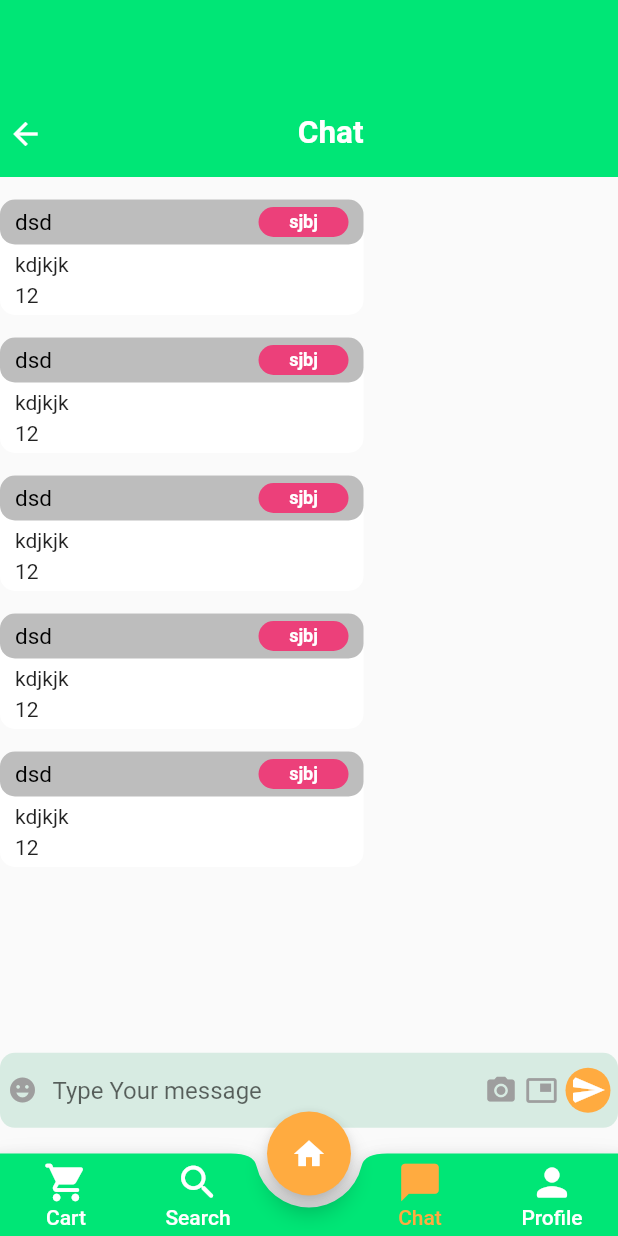
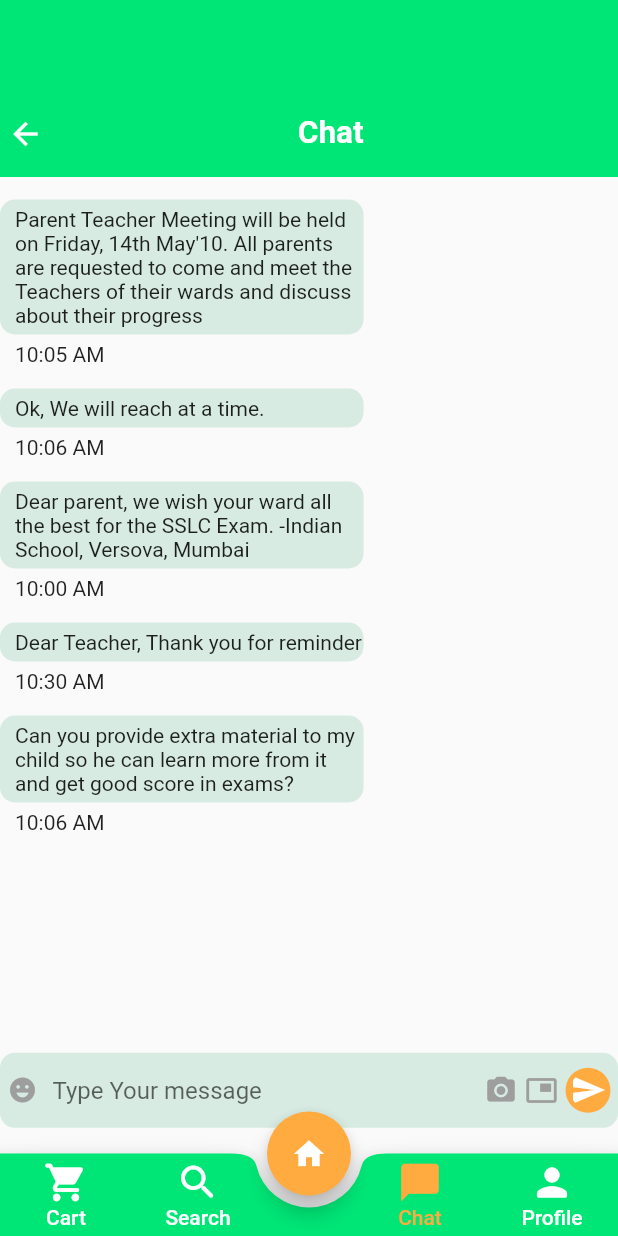
Before and after one commit to anjalikal/Food_delivery_app, a Flutter app: the screen it shows after launch, scrolled down 267 dp, after a tap on "Chat", on a phone screen of 412 x 824 dp. Run offline on Flutter 3.47's test engine with Material 2 defaults, Android fonts, the phone set to English and light mode, and no system bars; our stand-ins replace carousel_slider, flutter_rating_bar.

Commit message:
build chat screen

```diff
--- a/lib/model/message_model.dart
+++ b/lib/model/message_model.dart
@@ -1,11 +1,11 @@
 class MessageModel{
-  String name;
+ // String name;
   //String image;
-  String relation;
+  //String relation;
   String message;
   String time;
-  String date;
+ // String date;
   String senderId;
 
-  MessageModel({required this.name, required this.relation,required this.message,required this.time,required this.date,required this.senderId});
+  MessageModel({required this.message,required this.time,required this.senderId});
 }
--- a/lib/pages/chat_screen/chat_page.dart
+++ b/lib/pages/chat_screen/chat_page.dart
@@ -1,5 +1,7 @@
 import 'package:flutter/material.dart';
 import 'package:food_app/common/color_resources.dart';
+import 'package:food_app/model/message_model.dart';
+import 'package:food_app/pages/chat_screen/chat_screen_view_model.dart';
 
 class ChatScreen extends StatefulWidget {
 
@@ -8,11 +10,11 @@ class ChatScreen extends StatefulWidget {
 }
 
 class ChatScreenState extends State<ChatScreen> {
-
-
+   ChatScreenViewModel? model;
+   TextEditingController typeTextController = TextEditingController();
   @override
   Widget build(BuildContext context) {
-    //model ?? (model = ChatScreenViewModel(this));
+    model ?? (model = ChatScreenViewModel(this));
     print("Current page --> $runtimeType");
 
     return Scaffold(
@@ -62,13 +64,13 @@ class ChatScreenState extends State<ChatScreen> {
     return Container(
       height: MediaQuery.of(context).size.height/1.3,
       child: ListView.builder(
-          itemCount: 5,
+          itemCount: model!.smsData.length +1,
           itemBuilder: (context, index) {
-            bool isLast = index==5;
+            bool isLast = index==model?.smsData.length;
             if(isLast) {
               return SizedBox(height: 70);
             } else {
-              if(1 == '1' ) {
+              if(model!.smsData[index].senderId == '1' ) {
                 return Row(
                   mainAxisAlignment: MainAxisAlignment.end,
                   children: [
@@ -88,13 +90,13 @@ class ChatScreenState extends State<ChatScreen> {
                       child: Column(
                         children: [
                           Container(
-                            child: Text("bkjdbjkd",
+                            child: Text(model!.smsData[index].message,
                               style: TextStyle(color: Colors.white, fontSize: 15),),
                           ),
                           Container(
                             alignment: Alignment.topRight,
                             padding: EdgeInsets.only(right: 10),
-                            child: Text("12:00 pm",
+                            child: Text(model!.smsData[index].time,
                               style: TextStyle(color: Colors.white, fontSize: 13),),
                           )
                         ],
@@ -105,20 +107,23 @@ class ChatScreenState extends State<ChatScreen> {
               } else {
                 return Row(
                   children: [
-                    /*Column(
+                    Column(
                       children: [
                         SizedBox(height: 50,),
 
-                        // Container(
-                        //   padding: EdgeInsets.only(left: 10, right: 10, top: 10),
-                        //   child: ClipRRect(
-                        //     borderRadius: BorderRadius.circular(60),
-                        //     child: Image.asset(
-                        //       model.smsData[index].image, height: 30,),
-                        //   ),
-                        // ),
+                        /*Container(
+                          padding: EdgeInsets.only(left: 10, right: 10, top: 10),
+                          child: ClipRRect(
+                            borderRadius: BorderRadius.circular(60),
+                            child: Image.asset(
+                              model.smsData[index].image, height: 30,),
+                          ),
+                        ),*/
                       ],
-                    ),*/
+                    ),
+                    Column(
+                      crossAxisAlignment: CrossAxisAlignment.start,
+                      children: [
                         Container(
                           width: MediaQuery
                               .of(context)
@@ -128,59 +133,19 @@ class ChatScreenState extends State<ChatScreen> {
                           margin: EdgeInsets.only(top: 15, right: 10),
                           decoration: BoxDecoration(
                               borderRadius: BorderRadius.circular(10),
-                          color: Colors.white
+                              color: ColorRes.lightGreenColor
                           ),
-                      child: Column(
-                        crossAxisAlignment: CrossAxisAlignment.start,
-                        children: [
-                          Container(
-                            padding: EdgeInsets.only(
-                                left: 10, right: 10, bottom: 5, top: 5),
-                            decoration: BoxDecoration(
-                                borderRadius: BorderRadius.circular(10),
-                                color: Colors.grey.shade400
-                            ),
-                            child: Row(
-                              mainAxisAlignment: MainAxisAlignment.spaceBetween,
-                              children: [
-                                Container(
-                                  child: Text("dsd",
-                                    style: TextStyle(
-                                        color: Colors.black, fontSize: 15),),
-                                ),
-
-                                Container(
-                                  height: 20,
-                                  width: 60,
-                                  decoration: BoxDecoration(
-                                      borderRadius: BorderRadius.circular(15),
-                                      color: Colors.pink.shade400
-                                  ),
-                                  child: Center(
-                                    child: Text(
-                                      "sjbj", style: TextStyle(
-                                        fontSize: 12,
-                                        fontWeight: FontWeight.w600,
-                                        color: Colors.white
-                                    ),),
+                          child: Container(
+                            padding: EdgeInsets.only(left: 10, top: 5),
+                            child: Text(model!.smsData[index].message),
                           ),
                         ),
-                              ],
-                            ),
-
-                          ),
-
                         Container(
+                          //alignment: Alignment.topLeft,
                           padding: EdgeInsets.only(left: 10, top: 5),
-                            child: Text("kdjkjk"),
-                          ),
-
-                          Container(
-                            padding: EdgeInsets.only(left: 10, top: 5),
-                            child: Text("12"),
+                          child: Text(model!.smsData[index].time),
                         )
                       ],
-                      ),
                     )
                   ],
                 );
@@ -213,7 +178,7 @@ class ChatScreenState extends State<ChatScreen> {
                   color: Colors.grey.shade200
               ),*/
               child: TextFormField(
-                //controller: typeTextController,
+                controller: typeTextController,
                 decoration: InputDecoration(
                     hintText: "Type Your message",
                     contentPadding: EdgeInsets.only(left: 10),
@@ -257,7 +222,21 @@ class ChatScreenState extends State<ChatScreen> {
           SizedBox(width: 5,),
           Icon(Icons.picture_in_picture, color: Colors.grey, size: 22),
           SizedBox(width: 5,),
-          CircleAvatar(
+          GestureDetector(
+            onTap: (){
+              model!.smsData.add(MessageModel(
+                 // name: "Will",
+                  senderId: '1',
+                  message: typeTextController.text,
+                  time: "10:05 AM",
+                 // date: "2020-01-20",
+                 // image: ImagePath.profile,
+                 // relation: "Staff"
+              ));
+              typeTextController.clear();
+              setState(() {});
+            },
+            child: CircleAvatar(
               radius: 15,
               backgroundColor: Colors.orangeAccent,
               //child: Icon(Icons.send)
@@ -265,6 +244,7 @@ class ChatScreenState extends State<ChatScreen> {
                   child: Icon(Icons.send, color: Colors.white,)
               ),
             ),
+          ),
         ],
       ),
     );
--- /dev/null
+++ b/lib/pages/chat_screen/chat_screen_view_model.dart
@@ -0,0 +1,65 @@
+import 'package:food_app/model/message_model.dart';
+import 'package:food_app/pages/chat_screen/chat_page.dart';
+
+class ChatScreenViewModel {
+  late ChatScreenState state;
+
+  List<MessageModel> smsData= [];
+
+  ChatScreenViewModel (ChatScreenState state) {
+    this.state = state;
+    addMessages();
+  }
+
+  void addMessages() {
+    smsData.add(MessageModel(
+       // name: "Will",
+        senderId: '2',
+        message: "Parent Teacher Meeting will be held on Friday, 14th May'10. All parents are requested to come and meet the Teachers of their wards and discuss about their progress",
+        time: "10:05 AM",
+       // date: "2020-01-20",
+       // image: ImagePath.profile,
+       // relation: "Staff"
+    ));
+
+    smsData.add(MessageModel(
+       // name: "Wilson",
+        senderId: '2',
+        message: "Ok, We will reach at a time.",
+        time: "10:06 AM",
+       // date: "2020-01-20",
+        //image: ImagePath.profile,
+        //relation: "Father"
+    ));
+
+    smsData.add(MessageModel(
+        //name: "Will",
+        senderId: '2',
+        message: "Dear parent, we wish your ward all the best for the SSLC Exam. -Indian School, Versova, Mumbai",
+        time: "10:00 AM",
+       // date: "2020-01-22",
+       // image: ImagePath.profile,
+       // relation: "Staff"
+    ));
+
+    smsData.add(MessageModel(
+       // name: "Levi",
+        senderId: '3',
+        message: "Dear Teacher, Thank you for reminder",
+        time: "10:30 AM",
+       // date: "2020-01-22",
+       // image: ImagePath.profile,
+        //relation: "Mother"
+    ));
+
+    smsData.add(MessageModel(
+       // name: "Wilson",
+        senderId: '2',
+        message: "Can you provide extra material to my child so he can learn more from it and get good score in exams?",
+        time: "10:06 AM",
+       // date: "2020-01-20",
+       // image: ImagePath.profile,
+       // relation: "Father"
+    ));
+  }
+}
--- a/lib/pages/product_detail/product_detail_screen.dart
+++ b/lib/pages/product_detail/product_detail_screen.dart
@@ -291,7 +291,7 @@ class _ProductDetailcreenState extends State<ProductDetailcreen> with SingleTick
               initialIndex: 1,
               length: 2,
               child: Container(
-                height: MediaQuery.of(context).size.height /3.2,
+                height: MediaQuery.of(context).size.height /5,
                 child: TabBarView(
                   physics: ScrollPhysics(parent: AlwaysScrollableScrollPhysics()),
                   dragStartBehavior: DragStartBehavior.start,
@@ -318,7 +318,7 @@ class _ProductDetailcreenState extends State<ProductDetailcreen> with SingleTick
   dishListView(){
     return Container(
       height: 230,
-      margin: EdgeInsets.only(top: 10),
+      margin: EdgeInsets.only(top: 10, bottom: 10),
       child: ListView.builder(
         scrollDirection: Axis.horizontal,
         itemCount: 6,
```
Lines whose indentation alone changed are shown as unchanged.
